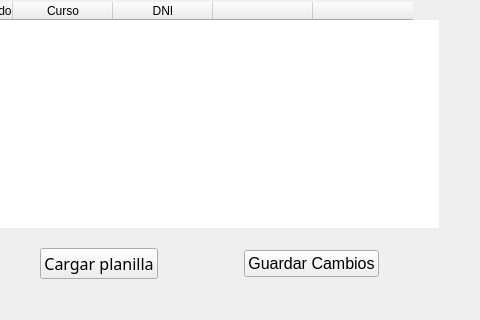
The window that blustock/ui/screens_uis/alumnos.ui (MaxAPBusiness/Blustock) describes before a commit, drawn with Qt 5; both pictures show x 225 to 705 and y 176 to 496 of the 705 by 496 pixel window.
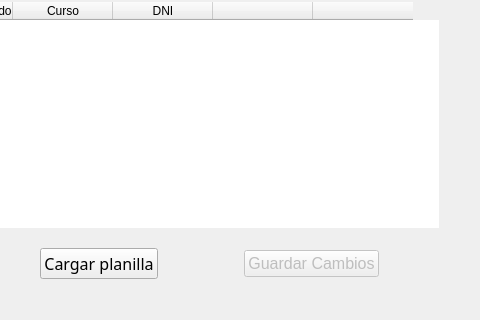
The same window after the commit. Icons and pictures are not drawn.

```diff
--- a/blustock/ui/screens_uis/alumnos.ui
+++ b/blustock/ui/screens_uis/alumnos.ui
@@ -295,6 +295,9 @@
        </item>
        <item>
         <widget class="QPushButton" name="botonGuardar">
+         <property name="enabled">
+          <bool>false</bool>
+         </property>
          <property name="font">
           <font>
            <pointsize>12</pointsize>
```
